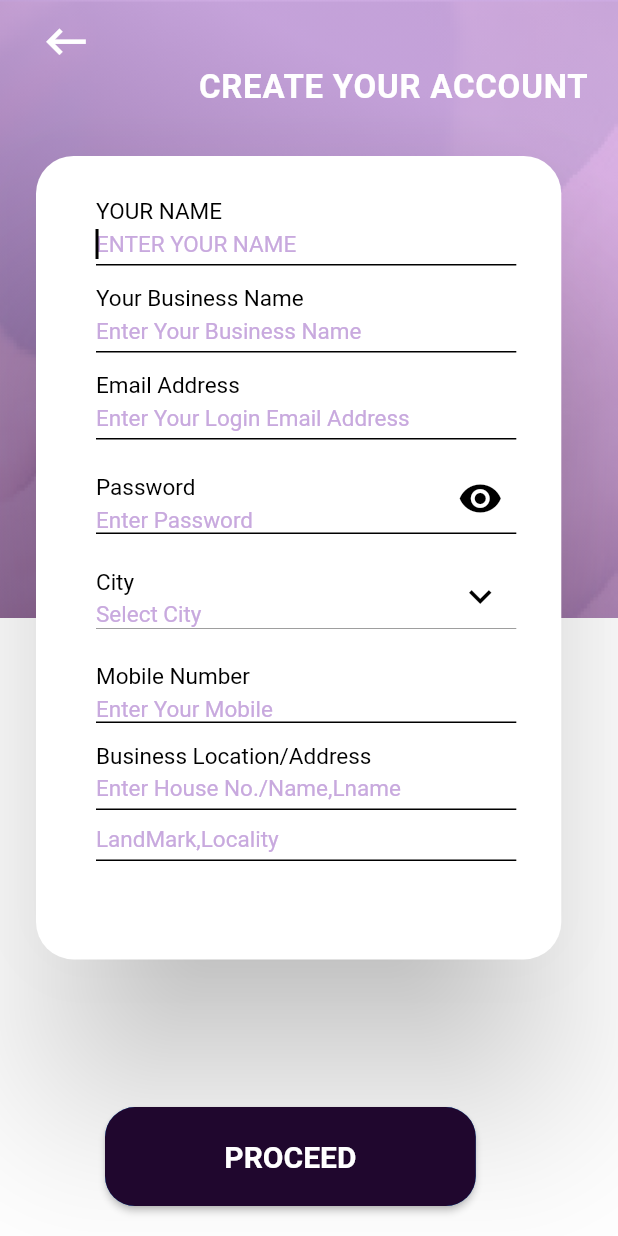
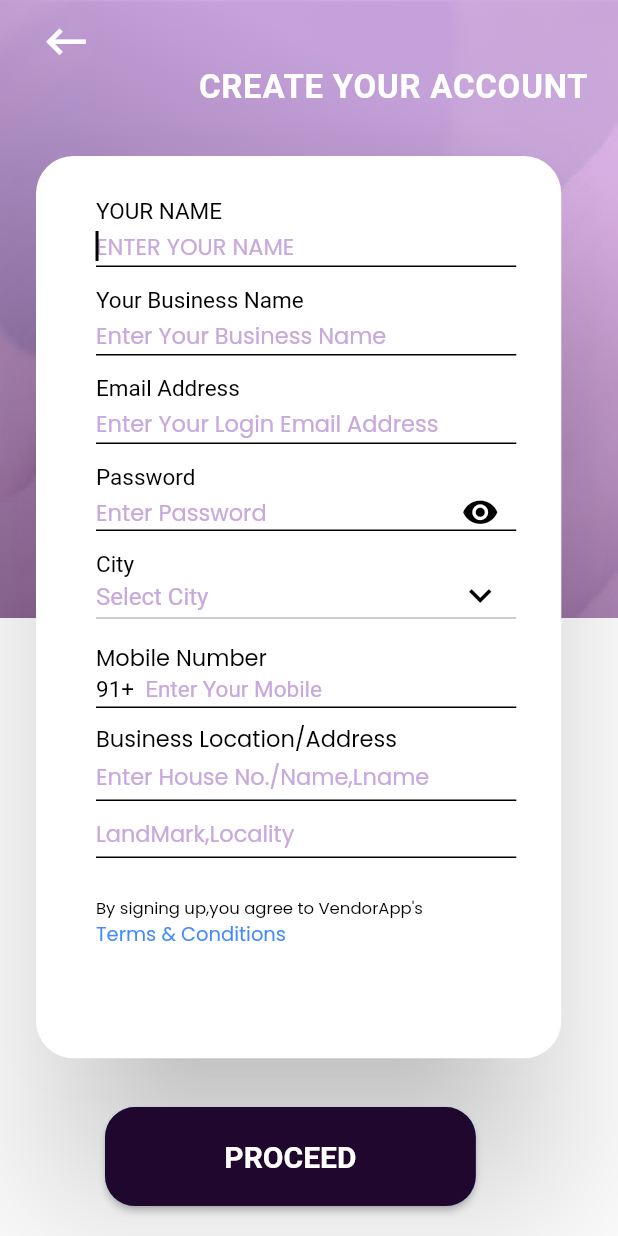
Before and after one commit to arjunganesh123/weddingapp, a Flutter app: the VendorProf screen opened by its route, after a tap on "PROCEED", on a phone screen of 412 x 824 dp. Run offline on Flutter 3.47's test engine with Material 2 defaults, Android fonts, the phone set to English and light mode, and no system bars; our stand-ins replace flutter_rating_bar, pin_code_fields.

Commit message:
small changes in UI

```diff
--- a/lib/Vendorreg.dart
+++ b/lib/Vendorreg.dart
@@ -59,7 +59,7 @@ class _VendorregState extends State<Vendorreg> {
               elevation: 50,
               child: Container(
                 width: MediaQuery.of(context).size.width * 0.85,
-                height: MediaQuery.of(context).size.height * 0.65,
+                height: MediaQuery.of(context).size.height * 0.73,
                 child: Column(
                   crossAxisAlignment: CrossAxisAlignment.start,
                   children: [
@@ -79,11 +79,11 @@ class _VendorregState extends State<Vendorreg> {
                           labelStyle:
                           TextStyle(color: Colors.black, fontSize: 20),
                           isDense: true,
-                          contentPadding: EdgeInsets.only(bottom: 5),
+                          contentPadding: EdgeInsets.only(bottom: 2),
                           hintText: 'ENTER YOUR NAME',
                           floatingLabelBehavior: FloatingLabelBehavior.always,
                           hintStyle: TextStyle(
-                              color: Color.fromRGBO(200, 169, 222, 1),
+                              color: Color.fromRGBO(200, 169, 222, 1),fontFamily: "Poppins",
                               fontSize: 15),
                           enabledBorder: UnderlineInputBorder(
                             borderSide:
@@ -115,11 +115,11 @@ class _VendorregState extends State<Vendorreg> {
                           labelStyle:
                           TextStyle(color: Colors.black, fontSize: 20),
                           isDense: true,
-                          contentPadding: EdgeInsets.only(bottom: 5),
+                          contentPadding: EdgeInsets.only(bottom: 2),
                           hintText: 'Enter Your Business Name',
                           floatingLabelBehavior: FloatingLabelBehavior.always,
                           hintStyle: TextStyle(
-                              color: Color.fromRGBO(200, 169, 222, 1),
+                              color: Color.fromRGBO(200, 169, 222, 1),fontFamily: "Poppins",
                               fontSize: 15),
                           enabledBorder: UnderlineInputBorder(
                             borderSide:
@@ -151,11 +151,11 @@ class _VendorregState extends State<Vendorreg> {
                           labelStyle:
                           TextStyle(color: Colors.black, fontSize: 20),
                           isDense: true,
-                          contentPadding: EdgeInsets.only(bottom: 5),
+                          contentPadding: EdgeInsets.only(bottom: 2),
                           hintText: 'Enter Your Login Email Address',
                           floatingLabelBehavior: FloatingLabelBehavior.always,
                           hintStyle: TextStyle(
-                              color: Color.fromRGBO(200, 169, 222, 1),
+                              color: Color.fromRGBO(200, 169, 222, 1),fontFamily: "Poppins",
                               fontSize: 15),
                           enabledBorder: UnderlineInputBorder(
                             borderSide:
@@ -188,26 +188,33 @@ class _VendorregState extends State<Vendorreg> {
                           labelStyle:
                           TextStyle(color: Colors.black, fontSize: 20),
                           suffixIcon: Padding(
-                            padding: EdgeInsets.only(top: 15),
+                            padding: EdgeInsets.only(top: 10),
                             child: IconButton(
+                              padding: EdgeInsets.zero,
+                              alignment: Alignment.bottomCenter,
                               icon: Icon(
                                 Icons.remove_red_eye,
                                 color: Colors.black,
-                                size: 30,
+                                size: 25,
                               ),
                               onPressed: () {
                                 setState(() {
+                                  if(obsuretext==false){
+                                    obsuretext=true;
+                                  }
+                                  else{
                                     obsuretext=false;
+                                  }
                                 });
                               },
                             ),
                           ),
                           isDense: true,
-                          contentPadding: EdgeInsets.only(top: 25),
+                          contentPadding: EdgeInsets.only(top: 15),
                           hintText: 'Enter Password',
                           floatingLabelBehavior: FloatingLabelBehavior.always,
                           hintStyle: TextStyle(
-                              color: Color.fromRGBO(200, 169, 222, 1),
+                              color: Color.fromRGBO(200, 169, 222, 1),fontFamily: "Poppins",
                               fontSize: 15),
                           enabledBorder: UnderlineInputBorder(
                             borderSide:
@@ -240,7 +247,7 @@ class _VendorregState extends State<Vendorreg> {
                           labelStyle:
                           TextStyle(color: Colors.black, fontSize: 20),
                           suffixIcon: Padding(
-                            padding: EdgeInsets.only(top: 20),
+                            padding: EdgeInsets.only(top: 28),
                             child:Icon(
                                 Icons.keyboard_arrow_down,
                                 color: Colors.black,
@@ -248,12 +255,12 @@ class _VendorregState extends State<Vendorreg> {
                               ),
                           ),
                           isDense: true,
-                          contentPadding: EdgeInsets.only(top: 25),
+                          contentPadding: EdgeInsets.only(top: 15),
                           hintText: 'Select City',
                           floatingLabelBehavior: FloatingLabelBehavior.always,
                           hintStyle: TextStyle(
                               color: Color.fromRGBO(200, 169, 222, 1),
-                              fontSize: 15),
+                              fontSize: 16),
                           enabledBorder: UnderlineInputBorder(
                             borderSide:
                             BorderSide(color: Colors.black, width: 1),
@@ -270,44 +277,44 @@ class _VendorregState extends State<Vendorreg> {
                       ),
                     ),
                     Padding(
-                      padding: EdgeInsets.only(left: 40, right: 30, bottom: 15),
+                        padding: EdgeInsets.only(left: 40,top: 15),
+                        child: Text('Mobile Number',style: TextStyle(color: Colors.black, fontSize: 15,fontFamily: "Poppins"),),
+                    ),
+                    Padding(
+                      padding: EdgeInsets.only(left: 40,right: 30),
+                      child: Row(
+                        children: [
+                          Text('91+  ',style: TextStyle(color: Colors.black,fontSize: 15),),
+                          Expanded(
                             child: TextField(
                               enableSuggestions: false,
                               autocorrect: false,
                               cursorColor: Colors.black,
                               cursorHeight: 20,
-                        obscureText: obsuretext,
                               autofocus: true,
-                        keyboardType: TextInputType.emailAddress,
+                              keyboardType: TextInputType.phone,
                               onChanged: (value) {},
-                        decoration: InputDecoration(
-                          labelText: 'Mobile Number',
-                          labelStyle:
-                          TextStyle(color: Colors.black, fontSize: 20),
-                          isDense: true,
-                          contentPadding: EdgeInsets.only(top: 25),
+                              decoration: InputDecoration.collapsed(
                                 hintText: 'Enter Your Mobile',
                                 floatingLabelBehavior: FloatingLabelBehavior.always,
                                 hintStyle: TextStyle(
                                     color: Color.fromRGBO(200, 169, 222, 1),
                                     fontSize: 15),
-                          enabledBorder: UnderlineInputBorder(
-                            borderSide:
-                            BorderSide(color: Colors.black, width: 1),
-                          ),
-                          focusedBorder: UnderlineInputBorder(
-                            borderSide:
-                            BorderSide(color: Colors.black, width: 1),
-                          ),
-                          border: UnderlineInputBorder(
-                            borderSide:
-                            BorderSide(color: Colors.black, width: 1),
                               ),
                             ),
                           ),
+                        ],
+                      ),
                     ),
                     Padding(
-                      padding: EdgeInsets.only(left: 40, right: 30, bottom: 10),
+                      padding: EdgeInsets.only(left: 40, right: 30, bottom: 10,top: 2),
+                      child: Container(
+                        height: 1,
+                        color: Colors.black,
+                      ),
+                    ),
+                    Padding(
+                      padding: EdgeInsets.only(left: 40, right: 30, bottom: 10,top: 5),
                       child: TextField(
                         enableSuggestions: false,
                         autocorrect: false,
@@ -318,14 +325,13 @@ class _VendorregState extends State<Vendorreg> {
                         onChanged: (value) {},
                         decoration: const InputDecoration(
                           labelText: 'Business Location/Address',
-                          labelStyle:
-                          TextStyle(color: Colors.black, fontSize: 20),
+                          labelStyle: TextStyle(color: Colors.black, fontSize: 20,fontFamily: "Poppins"),
                           isDense: true,
                           contentPadding: EdgeInsets.only(bottom: 5),
                           hintText: 'Enter House No./Name,Lname',
                           floatingLabelBehavior: FloatingLabelBehavior.always,
                           hintStyle: TextStyle(
-                              color: Color.fromRGBO(200, 169, 222, 1),
+                              color: Color.fromRGBO(200, 169, 222, 1),fontFamily: "Poppins",
                               fontSize: 15),
                           enabledBorder: UnderlineInputBorder(
                             borderSide:
@@ -358,7 +364,7 @@ class _VendorregState extends State<Vendorreg> {
                           hintText: 'LandMark,Locality',
                           floatingLabelBehavior: FloatingLabelBehavior.always,
                           hintStyle: TextStyle(
-                              color: Color.fromRGBO(200, 169, 222, 1),
+                              color: Color.fromRGBO(200, 169, 222, 1),fontFamily: "Poppins",
                               fontSize: 15),
                           enabledBorder: UnderlineInputBorder(
                             borderSide:
@@ -374,6 +380,14 @@ class _VendorregState extends State<Vendorreg> {
                           ),
                         ),
                       ),
+                    ),
+                    Padding(
+                        padding: EdgeInsets.only(left: 40,top: 15),
+                        child: Text("By signing up,you agree to VendorApp's",style: TextStyle(color: Colors.black,fontSize: 11,fontFamily: "Poppins"),),
+                    ),
+                    Padding(
+                      padding: EdgeInsets.only(left: 40,bottom: 5),
+                      child: Text("Terms & Conditions",style: TextStyle(color: Colors.blueAccent,fontSize: 13,fontFamily: "Poppins"),),
                     ),
                   ],
                 ),
--- a/lib/vendorprof.dart
+++ b/lib/vendorprof.dart
@@ -61,6 +61,11 @@ class _VendorProfState extends State<VendorProf> {
               child: Container(
                 width: MediaQuery.of(context).size.width * 0.85,
                 height: MediaQuery.of(context).size.height * 0.7,
+                child: Padding(
+                  padding: EdgeInsets.only(bottom: 5),
+                  child: Scrollbar(
+                    thumbVisibility: true,
+                    thickness: 5,
                     child: ListView.builder(
                       padding: EdgeInsets.all(10),
                           itemBuilder: (context,counter){
@@ -93,13 +98,26 @@ class _VendorProfState extends State<VendorProf> {
                                           radius: 5,backgroundColor: fillcolor[counter],
                                         ),
                                       ),),
-                                Text(prof[counter],style: TextStyle(color: Color.fromRGBO(156, 85, 195, 1),fontWeight: FontWeight.w500,fontSize: 17,letterSpacing: 0.5),),
+                                    TextButton(
+                                        onPressed: () {
+                                          setState(() {
+                                            fillcolor[counter]=Color.fromRGBO(156, 85, 195, 1);
+                                          });
+                                        },
+                                        style: ElevatedButton.styleFrom(
+                                          minimumSize: Size.zero,
+                                          padding: EdgeInsets.zero,
+                                          primary: Colors.white,
+                                        ),
+                                        child: Text(prof[counter],style: TextStyle(color: Color.fromRGBO(156, 85, 195, 1),fontWeight: FontWeight.w500,fontSize: 17,letterSpacing: 0.5),)),
                                   ],
                                 ),
                               ),
                             );
                           },
                       itemCount: prof.length,
+                      ),
+                  ),
                 ),
                 ),
               ),
```
Also changed, not shown: lib/Help.dart (+5 -2 lines), lib/HomePage.dart (+4 -3 lines), lib/LoginPage.dart (+17 -9 lines). Lines whose indentation alone changed are shown as unchanged.
